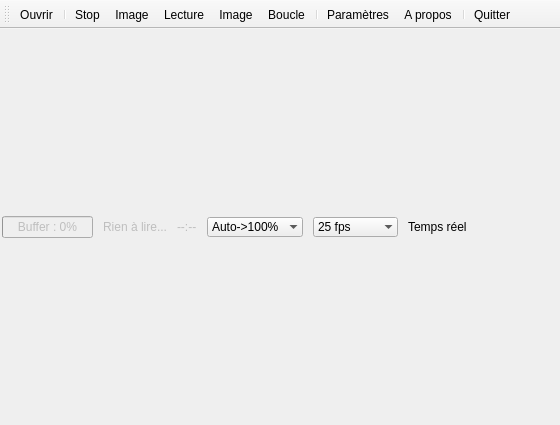
RxLaboratory/Dufrap, file src/mainwindow.ui: the form before one commit.
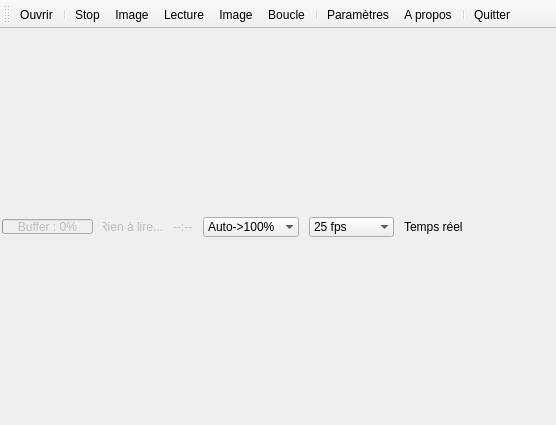
The form after the commit. Icons and pictures are not drawn.

```diff
--- a/src/mainwindow.ui
+++ b/src/mainwindow.ui
@@ -75,7 +75,7 @@
          <property name="enabled">
           <bool>false</bool>
          </property>
-         <layout class="QHBoxLayout" name="playControlsLayout">
+         <layout class="QHBoxLayout" name="playControlsLayout_1">
           <property name="spacing">
            <number>10</number>
           </property>
@@ -96,7 +96,7 @@
             <property name="maximumSize">
              <size>
               <width>120</width>
-              <height>16777215</height>
+              <height>15</height>
              </size>
             </property>
             <property name="value">
@@ -118,6 +118,12 @@
               <verstretch>0</verstretch>
              </sizepolicy>
             </property>
+            <property name="minimumSize">
+             <size>
+              <width>60</width>
+              <height>0</height>
+             </size>
+            </property>
             <property name="text">
              <string>Rien à lire...</string>
             </property>
@@ -126,6 +132,13 @@
             </property>
            </widget>
           </item>
+          <item>
+           <layout class="QVBoxLayout" name="playControlsLayout">
+            <property name="spacing">
+             <number>2</number>
+            </property>
+           </layout>
+          </item>
           <item>
            <widget class="QLabel" name="durationLabel">
             <property name="sizePolicy">
```
